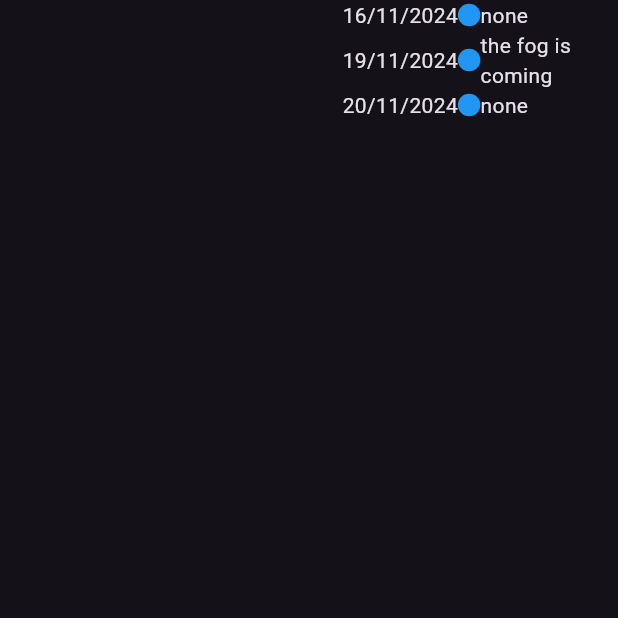
After one commit to Jam12390/projectmanager, a Flutter app: the timelinePage screen opened directly, on a phone screen of 412 x 824 dp, the top half of it. The commit adds this screen. Run offline on Flutter 3.47's test engine with Material 3 defaults, Android fonts, the phone set to English and light mode, and no system bars; drawn by our look-alikes of timelines.

Commit message:
Dedicated timeline file + fixed timeline issues

```diff
--- a/lib/testtimeline.json
+++ b/lib/testtimeline.json
@@ -1,8 +1,8 @@
 {
     "startdate": "16/11/2024",
     "enddate": "20/11/2024",
-    "eventdates": ["18/11/2024"],
+    "eventdates": ["19/11/2024"],
     "events": {
-        "18/11/2024": "the fog is coming"
+        "19/11/2024": "the fog is coming"
     }
 }
--- /dev/null
+++ b/lib/timeline.dart
@@ -0,0 +1,119 @@
+import 'dart:convert';
+import 'dart:math';
+
+import 'package:flutter/material.dart';
+import 'package:projectmanager/home.dart';
+import 'package:flutter/services.dart';
+
+import 'package:timelines/timelines.dart';
+
+class timelinePage extends StatefulWidget{
+  const timelinePage({super.key});
+
+  State<timelinePage> createState() => timelinePageState();
+}
+
+class timelinePageState extends State<timelinePage>{
+  bool isLoading = true;
+  //todo - pass path of json file to a variable from the main state
+  String path = "lib/testtimeline.json";
+  Map<String, List> jsonData = Map();
+  List<Widget> points = [];
+  List<double> spacing = [];
+  DateTime startDate = DateTime(0000,01,01);
+  DateTime endDate = DateTime(9999,12,31);
+  int timelineLength = 0;
+
+  Future<void> readJson(path) async{
+    String str = await rootBundle.loadString(path);
+    final data = await jsonDecode(str);
+    jsonData["dates"] = [data["startdate"]];
+    jsonData["descriptions"] = ["none"];
+    if (data["eventdates"]?.length != null){
+      for(int x=0; x < data["eventdates"]?.length; x++){
+        jsonData["dates"]?.add(data["eventdates"][x]);
+        jsonData["descriptions"]?.add(data["events"][data["eventdates"][x]]);
+        print("uh oh");
+      }
+    }
+    jsonData["dates"]?.add(data["enddate"]);
+    jsonData["descriptions"]?.add("none");
+    setState(() {
+      isLoading = false;
+      print("yipee");
+    });
+  }
+
+  DateTime getDT(String dateStr){
+    return DateTime(
+      int.parse(dateStr.substring(6,10)),
+      int.parse(dateStr.substring(3,5)),
+      int.parse(dateStr.substring(0,2))
+    );
+  }
+
+  void initState(){
+    super.initState();
+    readJson(path);
+  }
+
+  void getSpacing(double pixelLength){
+    double spaceBuffer = 0;
+
+    String dateStr = jsonData["dates"]?[0];
+    startDate = getDT(dateStr);
+    dateStr = jsonData["dates"]?[jsonData["dates"]!.length-1];
+    endDate = getDT(dateStr);
+    timelineLength = endDate.difference(startDate).inDays;
+    if(jsonData["dates"]?.length != null){
+      for (int x=0; x<jsonData["dates"]!.length; x++){
+        if(x+2<=jsonData["dates"]!.length){ //make a check for index becoming negative
+          spaceBuffer = pixelLength*((getDT(jsonData["dates"]![jsonData["dates"]!.length-x-1]).difference(getDT(jsonData["dates"]![jsonData["dates"]!.length-x-2])).inDays)/(endDate.difference(startDate).inDays));
+          spacing.add(spaceBuffer);
+        } else{
+          continue;
+        }
+      }
+      spacing.add(0);
+    } else{
+      spacing = [pixelLength, 0];
+    }
+  }
+
+  void buildTimeline(){
+
+  }
+
+  @override
+  Widget build(BuildContext context){
+    Point timelineStart = Point(MediaQuery.of(context).size.width*0.05, MediaQuery.of(context).size.height*0.5);
+    Point timelineEnd = Point(MediaQuery.of(context).size.width*0.95, MediaQuery.of(context).size.height*0.5);
+    double pixelLength = timelineEnd.x-timelineStart.x as double;
+    if(!isLoading){
+      getSpacing(pixelLength);
+      return Scaffold(
+        body: Stack(
+          children: [
+            Timeline.tileBuilder(
+              builder: TimelineTileBuilder.connected(
+                itemCount: jsonData["dates"]!.length,
+                connectionDirection: ConnectionDirection.after,
+                contentsBuilder: (context, index) {
+                  return TimelineTile(
+                    node: const DotIndicator(),
+                    contents: Text(jsonData["descriptions"]?[index]),
+                    oppositeContents: Text(jsonData["dates"]?[index]),
+                  );
+                },
+              )
+            )
+          ],
+        ),
+      );
+    } else{
+      return const Center(
+        child: CircularProgressIndicator(),
+      );
+    }
+  }
+}
```
Also changed, not shown: lib/main.dart (+9 -4 lines).
